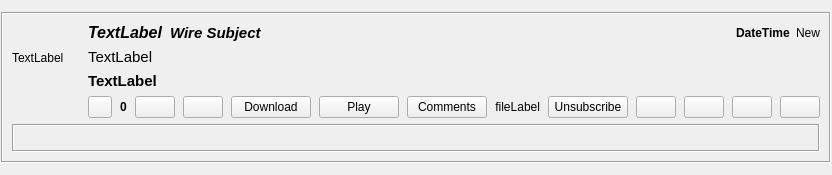
Before: the Qt Designer form retroshare-gui/src/gui/feeds/WireNotifyPostItem.ui in RetroShare/RetroShare, drawn with Qt 5.
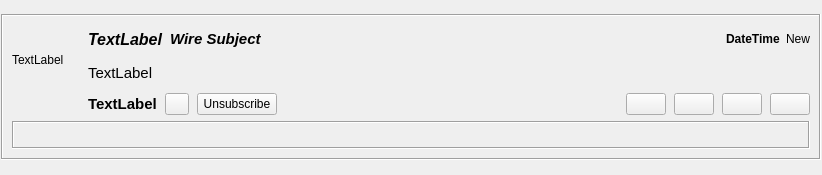
After: the same form once the commit is applied. Icons and pictures are not drawn.

Commit message: Wire: Fix republish/like popup, correct profile counts, show followers, adopt defnax UI cleanup, fix GxsStatisticsProvider migration

Diff of the .ui file:
```diff
--- a/retroshare-gui/src/gui/feeds/WireNotifyPostItem.ui
+++ b/retroshare-gui/src/gui/feeds/WireNotifyPostItem.ui
@@ -166,6 +166,11 @@
            </widget>
           </item>
           <item>
+           <layout class="QHBoxLayout" name="buttonHLayout">
+            <property name="spacing">
+             <number>8</number>
+            </property>
+            <item>
            <widget class="QLabel" name="subjectLabel">
             <property name="font">
              <font>
@@ -183,11 +188,6 @@
            </widget>
           </item>
           <item>
-           <layout class="QHBoxLayout" name="buttonHLayout">
-            <property name="spacing">
-             <number>8</number>
-            </property>
-            <item>
              <widget class="QPushButton" name="readButton">
               <property name="maximumSize">
                <size>
@@ -212,78 +212,6 @@
               </property>
              </widget>
             </item>
-            <item>
-             <widget class="QLabel" name="scoreLabel">
-              <property name="font">
-               <font>
-                <bold>true</bold>
-               </font>
-              </property>
-              <property name="text">
-               <string>0</string>
-              </property>
-             </widget>
-            </item>
-            <item>
-             <widget class="QPushButton" name="voteUpButton">
-              <property name="toolTip">
-               <string>I like this</string>
-              </property>
-              <property name="text">
-               <string/>
-              </property>
-             </widget>
-            </item>
-            <item>
-             <widget class="QPushButton" name="voteDownButton">
-              <property name="toolTip">
-               <string>I dislike this</string>
-              </property>
-              <property name="text">
-               <string/>
-              </property>
-             </widget>
-            </item>
-            <item>
-             <widget class="QPushButton" name="downloadButton">
-              <property name="focusPolicy">
-               <enum>Qt::FocusPolicy::NoFocus</enum>
-              </property>
-              <property name="text">
-               <string>Download</string>
-              </property>
-              <property name="autoExclusive">
-               <bool>false</bool>
-              </property>
-             </widget>
-            </item>
-            <item>
-             <widget class="QPushButton" name="playButton">
-              <property name="focusPolicy">
-               <enum>Qt::FocusPolicy::NoFocus</enum>
-              </property>
-              <property name="text">
-               <string>Play</string>
-              </property>
-             </widget>
-            </item>
-            <item>
-             <widget class="QPushButton" name="commentButton">
-              <property name="text">
-               <string>Comments</string>
-              </property>
-             </widget>
-            </item>
-            <item>
-             <widget class="QLabel" name="filelabel">
-              <property name="text">
-               <string notr="true">fileLabel</string>
-              </property>
-              <property name="alignment">
-               <set>Qt::AlignmentFlag::AlignRight|Qt::AlignmentFlag::AlignTrailing|Qt::AlignmentFlag::AlignVCenter</set>
-              </property>
-             </widget>
-            </item>
             <item>
              <widget class="QPushButton" name="unsubscribeButton">
               <property name="sizePolicy">
```
Lines whose indentation alone changed are shown as unchanged. The commit also changes 31 other files.
